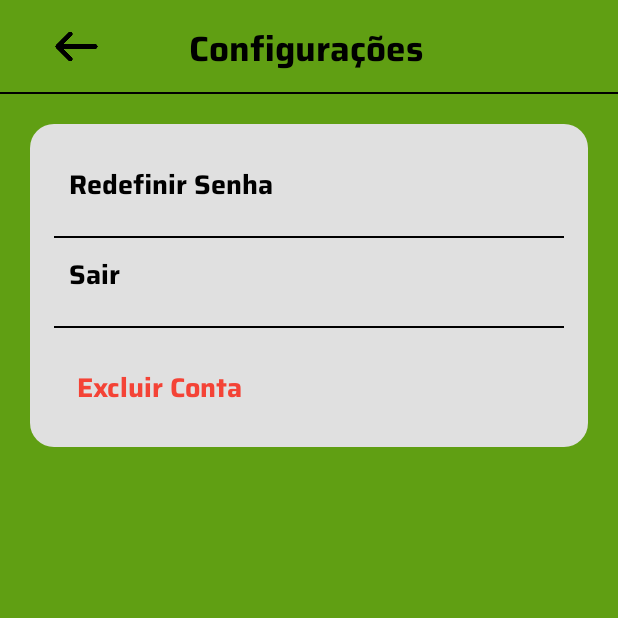
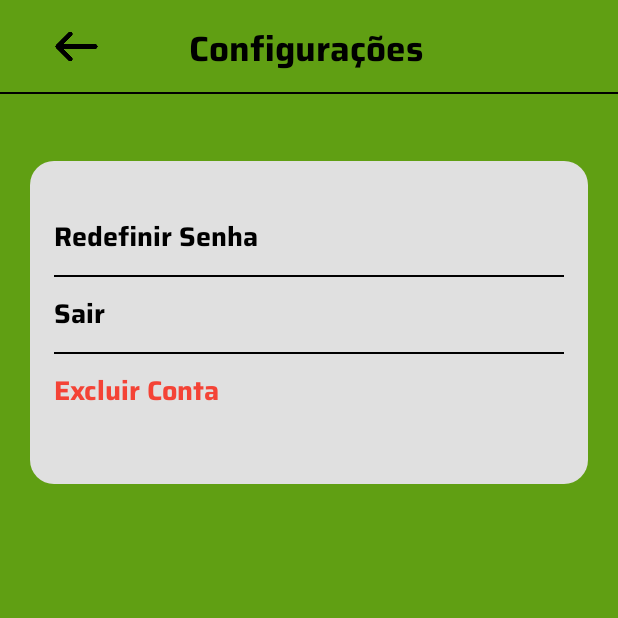
Before and after one commit to 2024-2-NADS3/Projeto3, an Android app: the ConfiguracoesActivity screen opened directly, with no data from a screen before it, on a phone screen of 412 x 824 dp, the top half of it. Run offline under Robolectric (Android 15) with nearby library versions, the phone set to English and light mode, and no system bars.

Commit message:
Ajuste no layout da tela de config

```diff
--- a/android-app/app/src/main/res/layout/activity_cadastro_acitivity.xml
+++ b/android-app/app/src/main/res/layout/activity_cadastro_acitivity.xml
@@ -187,12 +187,13 @@
 
     <TextView
         android:id="@+id/politicaText"
-        android:layout_width="0dp"
+        android:layout_width="match_parent"
         android:layout_height="wrap_content"
         android:text="Ao continuar você concorda com as Políticas de privacidade e Termos de uso"
         android:textAlignment="center"
         android:textColor="@color/white"
         android:textSize="14sp"
+        android:layout_marginHorizontal="15dp"
         app:layout_constraintBottom_toTopOf="@+id/btnCadastrar"
         app:layout_constraintEnd_toEndOf="parent"
         app:layout_constraintStart_toStartOf="parent"
--- a/android-app/app/src/main/res/layout/activity_configuracoes.xml
+++ b/android-app/app/src/main/res/layout/activity_configuracoes.xml
@@ -68,25 +68,27 @@
         android:background="@drawable/opcoesconfig"
         android:orientation="vertical"
         android:padding="16dp"
+        app:layout_constraintBottom_toBottomOf="parent"
         app:layout_constraintEnd_toEndOf="parent"
+        app:layout_constraintHorizontal_bias="0.0"
         app:layout_constraintStart_toStartOf="parent"
-        app:layout_constraintTop_toBottomOf="@id/divider">
+        app:layout_constraintTop_toBottomOf="@id/divider"
+        app:layout_constraintVertical_bias="0.046">
 
         <!-- Texto para Redefinir Senha -->
         <TextView
             android:id="@+id/TextViewResetarSenha"
             android:layout_width="match_parent"
-            android:layout_height="wrap_content"
+            android:layout_height="40dp"
+            android:layout_marginTop="20dp"
+            android:background="?attr/selectableItemBackground"
+            android:clickable="true"
+            android:focusable="true"
+            android:fontFamily="@font/saira_bold"
             android:text="Redefinir Senha"
-            android:fontFamily="@font/saira_bold"
             android:textColor="@color/black"
             android:textSize="18sp"
-            android:padding="10dp"
-            android:clickable="true"
-            android:focusable="true"
-            android:textStyle="bold"
-            android:background="?attr/selectableItemBackground"
-            android:layout_marginBottom="10dp"/>
+            android:textStyle="bold" />
 
         <!-- Divisória entre opções -->
         <View
@@ -98,17 +100,16 @@
         <TextView
             android:id="@+id/TextViewLogout"
             android:layout_width="match_parent"
-            android:layout_height="wrap_content"
+            android:layout_height="40dp"
+            android:layout_marginTop="10dp"
+            android:background="?attr/selectableItemBackground"
+            android:clickable="true"
+            android:focusable="true"
+            android:fontFamily="@font/saira_bold"
             android:text="Sair"
-            android:fontFamily="@font/saira_bold"
             android:textColor="@color/black"
             android:textSize="18sp"
-            android:padding="10dp"
-            android:clickable="true"
-            android:focusable="true"
-            android:textStyle="bold"
-            android:background="?attr/selectableItemBackground"
-            android:layout_marginBottom="10dp"/>
+            android:textStyle="bold" />
 
         <!-- Divisória entre opções -->
         <View
@@ -120,13 +121,12 @@
         <TextView
             android:id="@+id/TextViewExcluirConta"
             android:layout_width="match_parent"
-            android:layout_height="wrap_content"
+            android:layout_height="40dp"
             android:layout_marginTop="10dp"
             android:background="?attr/selectableItemBackground"
             android:clickable="true"
             android:focusable="true"
             android:fontFamily="@font/saira_bold"
-            android:padding="15dp"
             android:text="Excluir Conta"
             android:textColor="#F44336"
             android:textSize="18sp" />
--- a/android-app/app/src/main/res/layout/activity_intro.xml
+++ b/android-app/app/src/main/res/layout/activity_intro.xml
@@ -39,8 +39,8 @@
         android:id="@+id/txt_pergunta"
         android:layout_width="match_parent"
         android:layout_height="wrap_content"
+        android:layout_marginHorizontal="8dp"
         android:fontFamily="@font/saira_bold"
-        android:layout_marginHorizontal="8dp"
         android:paddingHorizontal="15dp"
         android:paddingVertical="10dp"
         android:text="Obrigado por escolher a OrganizAI, como seu app de organização de despesas!"
@@ -74,9 +74,9 @@
         android:layout_width="145dp"
         android:layout_height="51dp"
         android:layout_marginStart="28dp"
+        android:layout_marginTop="62dp"
         android:layout_marginBottom="28dp"
         android:backgroundTint="@color/vermelhoCancel"
-        android:onClick="handlePularPerguntas"
         android:text="Pular"
         android:textAlignment="center"
         android:textColor="@color/black"
@@ -84,6 +84,9 @@
         android:textStyle="bold"
         android:visibility="invisible"
         app:layout_constraintBottom_toBottomOf="parent"
-        app:layout_constraintStart_toStartOf="parent" />
+        app:layout_constraintEnd_toStartOf="@+id/btn_proximo"
+        app:layout_constraintHorizontal_bias="0.153"
+        app:layout_constraintStart_toStartOf="parent"
+        app:layout_constraintTop_toBottomOf="@+id/txt_pergunta" />
 
 </androidx.constraintlayout.widget.ConstraintLayout>
```
